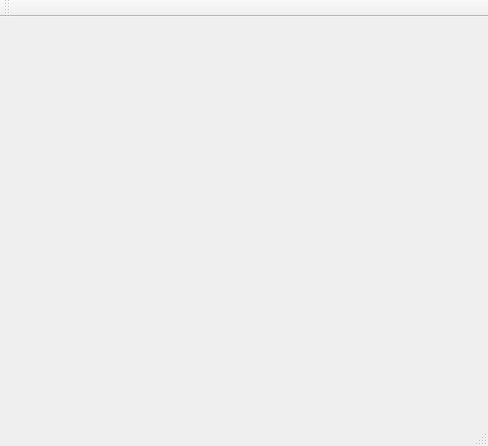
Qt form mainwindow.ui (albinpoignot/QtProject) before a commit.
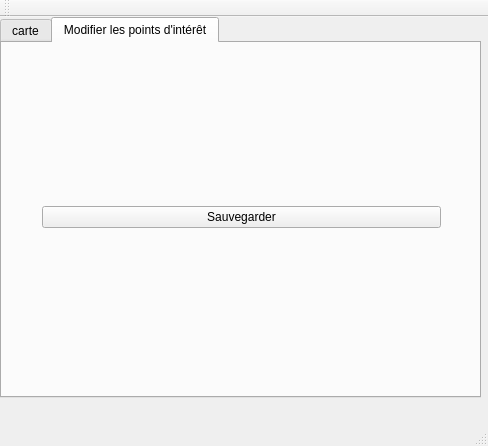
The same form after that commit.

Commit message: creation du tableau pour modifier tous les points

```diff
--- a/mainwindow.ui
+++ b/mainwindow.ui
@@ -10,19 +10,57 @@
     <height>446</height>
    </rect>
   </property>
+  <property name="minimumSize">
+   <size>
+    <width>50</width>
+    <height>50</height>
+   </size>
+  </property>
   <property name="windowTitle">
    <string>MainWindow</string>
   </property>
   <widget class="QWidget" name="centralWidget">
-   <widget class="QWidget" name="widget" native="true">
+   <widget class="QTabWidget" name="tabWidget">
     <property name="geometry">
      <rect>
-      <x>30</x>
-      <y>20</y>
-      <width>421</width>
-      <height>341</height>
+      <x>0</x>
+      <y>0</y>
+      <width>481</width>
+      <height>381</height>
      </rect>
     </property>
+    <property name="currentIndex">
+     <number>1</number>
+    </property>
+    <widget class="QWidget" name="tab">
+     <attribute name="title">
+      <string>carte</string>
+     </attribute>
+    </widget>
+    <widget class="QWidget" name="tab_2">
+     <attribute name="title">
+      <string>Modifier les points d'intérêt</string>
+     </attribute>
+     <widget class="QWidget" name="verticalLayoutWidget">
+      <property name="geometry">
+       <rect>
+        <x>29</x>
+        <y>19</y>
+        <width>421</width>
+        <height>311</height>
+       </rect>
+      </property>
+      <layout class="QVBoxLayout" name="verticalLayout">
+       <item>
+        <widget class="QPushButton" name="pushButton">
+         <property name="text">
+          <string>Sauvegarder</string>
+         </property>
+        </widget>
+       </item>
+      </layout>
+     </widget>
+    </widget>
    </widget>
   </widget>
   <widget class="QMenuBar" name="menuBar">
```
The commit also changes 6 other files.
